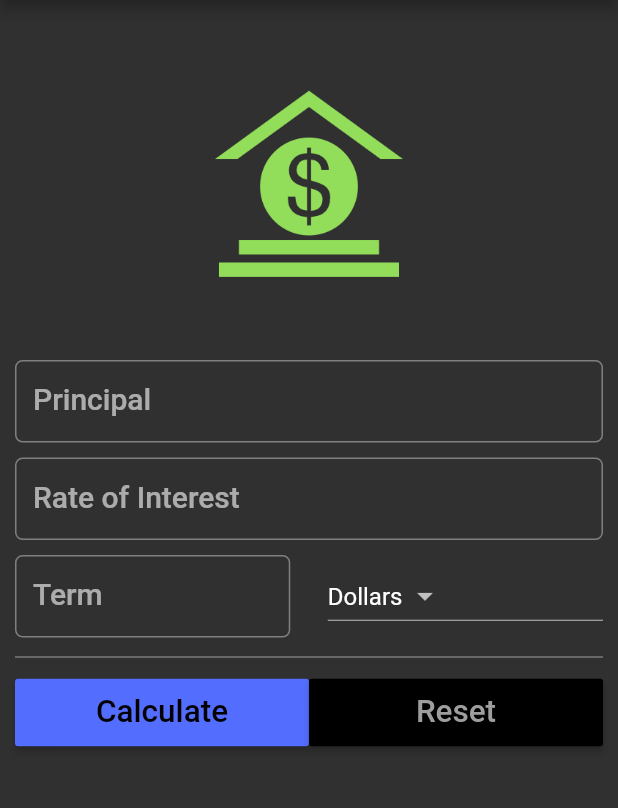
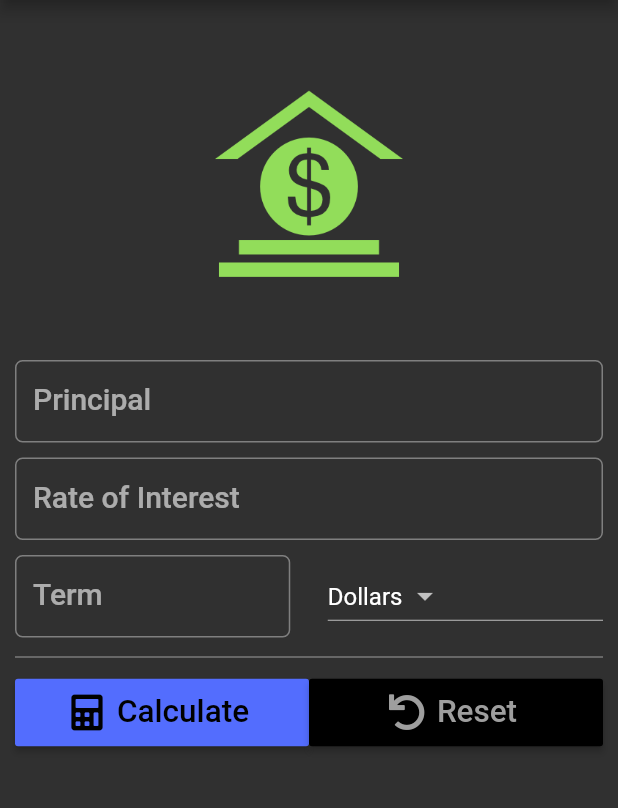
Before and after one commit to idlevandal/simple_interest_calc, a Flutter app: the screen it shows after launch, on a phone screen of 412 x 824 dp, the part 84-892 px from its top. Run offline on Flutter 3.47's test engine with Material 2 defaults, Android fonts, the phone set to English and light mode, and no system bars; our stand-ins replace font_awesome_flutter, validators.

Commit message:
add icons to buttons

```diff
--- a/lib/main.dart
+++ b/lib/main.dart
@@ -1,6 +1,7 @@
 import 'package:flutter/material.dart';
 import "package:intl/intl.dart";
 import 'package:validators/validators.dart';
+import 'package:font_awesome_flutter/font_awesome_flutter.dart';
 
 void main() => runApp(MyApp());
 
@@ -175,13 +176,16 @@ class _MyHomePageState extends State<MyHomePage> {
                 child: Row(
                   children: <Widget>[
                     Expanded(
-                      child: RaisedButton(
-                        padding: EdgeInsets.symmetric(vertical: 10.0),
+                      child: RaisedButton.icon(
+                        icon: Icon(FontAwesomeIcons.calculator),
                         color: Theme.of(context).accentColor,
                         textColor: Theme.of(context).primaryColorDark,
+                        label: Padding(
+                          padding: EdgeInsets.symmetric(vertical: 10.0),
                           child: Text(
                             'Calculate',
                             textScaleFactor: 1.5,
+                          ),
                         ),
                         onPressed: () {
                           setState(() {
@@ -193,13 +197,16 @@ class _MyHomePageState extends State<MyHomePage> {
                       ),
                     ),
                     Expanded(
-                      child: RaisedButton(
-                        padding: EdgeInsets.symmetric(vertical: 10.0),
+                      child: RaisedButton.icon(
+                        icon: Icon(FontAwesomeIcons.undo),
                         color: Theme.of(context).primaryColorDark,
                         textColor: Theme.of(context).primaryColorLight,
+                        label: Padding(
+                          padding: EdgeInsets.symmetric(vertical: 10.0),
                           child: Text(
                             'Reset',
                             textScaleFactor: 1.5,
+                          ),
                         ),
                         onPressed: () {
                           setState(() {
@@ -214,7 +221,7 @@ class _MyHomePageState extends State<MyHomePage> {
               Padding(
                 padding: EdgeInsets.all(_minimumPadding * 2),
                 child: Text(
-                  displayResult,
+                  displayResult.length < 1 ? displayResult : 'Total: $displayResult',
                   style: textStyle,
                 ),
               )
--- a/pubspec.yaml
+++ b/pubspec.yaml
@@ -25,6 +25,7 @@ dependencies:
   cupertino_icons: ^0.1.2
   intl: ^0.16.1
   validators: ^2.0.0+1
+  font_awesome_flutter: ^8.5.0
 
 dev_dependencies:
   flutter_test:
```
Also changed, not shown: pubspec.lock. Lines whose indentation alone changed are shown as unchanged.
